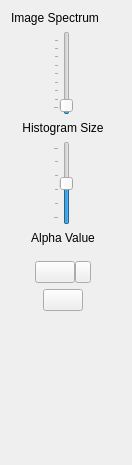
First picture: the form in gui/multi_img_viewer.ui, repository gerbilvis/gerbil, before the edit.
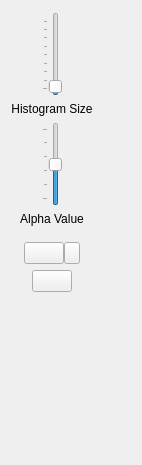
Second picture: the form after the edit. Icons and pictures are not drawn. Custom widgets are drawn as their Qt base class.

Patch:
```diff
--- a/gui/multi_img_viewer.ui
+++ b/gui/multi_img_viewer.ui
@@ -6,23 +6,32 @@
    <rect>
     <x>0</x>
     <y>0</y>
-    <width>130</width>
+    <width>142</width>
     <height>465</height>
    </rect>
   </property>
   <layout class="QVBoxLayout" name="verticalLayout_2">
+   <property name="leftMargin">
+    <number>0</number>
+   </property>
+   <property name="topMargin">
+    <number>6</number>
+   </property>
+   <property name="rightMargin">
+    <number>0</number>
+   </property>
+   <property name="bottomMargin">
+    <number>0</number>
+   </property>
    <item>
-    <widget class="QLabel" name="titleLabel">
-     <property name="text">
-      <string>Image Spectrum</string>
-     </property>
-     <property name="textFormat">
-      <enum>Qt::RichText</enum>
-     </property>
-    </widget>
+    <widget class="FoldingBar" name="topBar" native="true"/>
    </item>
    <item>
+    <widget class="QWidget" name="payload" native="true">
     <layout class="QHBoxLayout" name="horizontalLayout">
+      <property name="margin">
+       <number>0</number>
+      </property>
      <item>
       <layout class="QVBoxLayout" name="verticalLayout">
        <property name="sizeConstraint">
@@ -299,6 +308,7 @@
       </widget>
      </item>
     </layout>
+    </widget>
    </item>
   </layout>
  </widget>
@@ -308,6 +318,12 @@
    <extends>QWidget</extends>
    <header>viewport.h</header>
   </customwidget>
+  <customwidget>
+   <class>FoldingBar</class>
+   <extends>QWidget</extends>
+   <header>foldingbar.h</header>
+   <container>1</container>
+  </customwidget>
  </customwidgets>
  <resources>
   <include location="gerbil.qrc"/>
```
Lines whose indentation alone changed are shown as unchanged.
